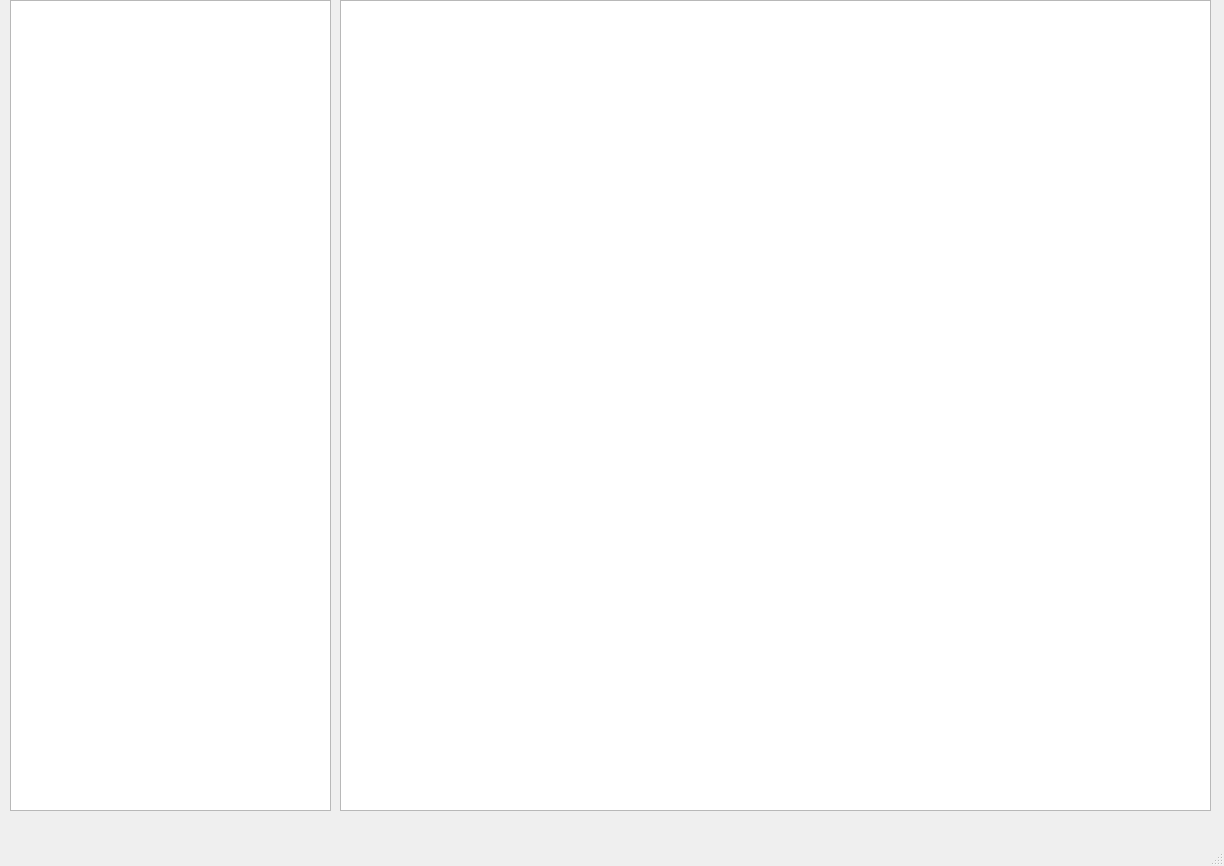
The window that Modan2.ui (jikhanjung/Modan2) describes before a commit, drawn with Qt 5.
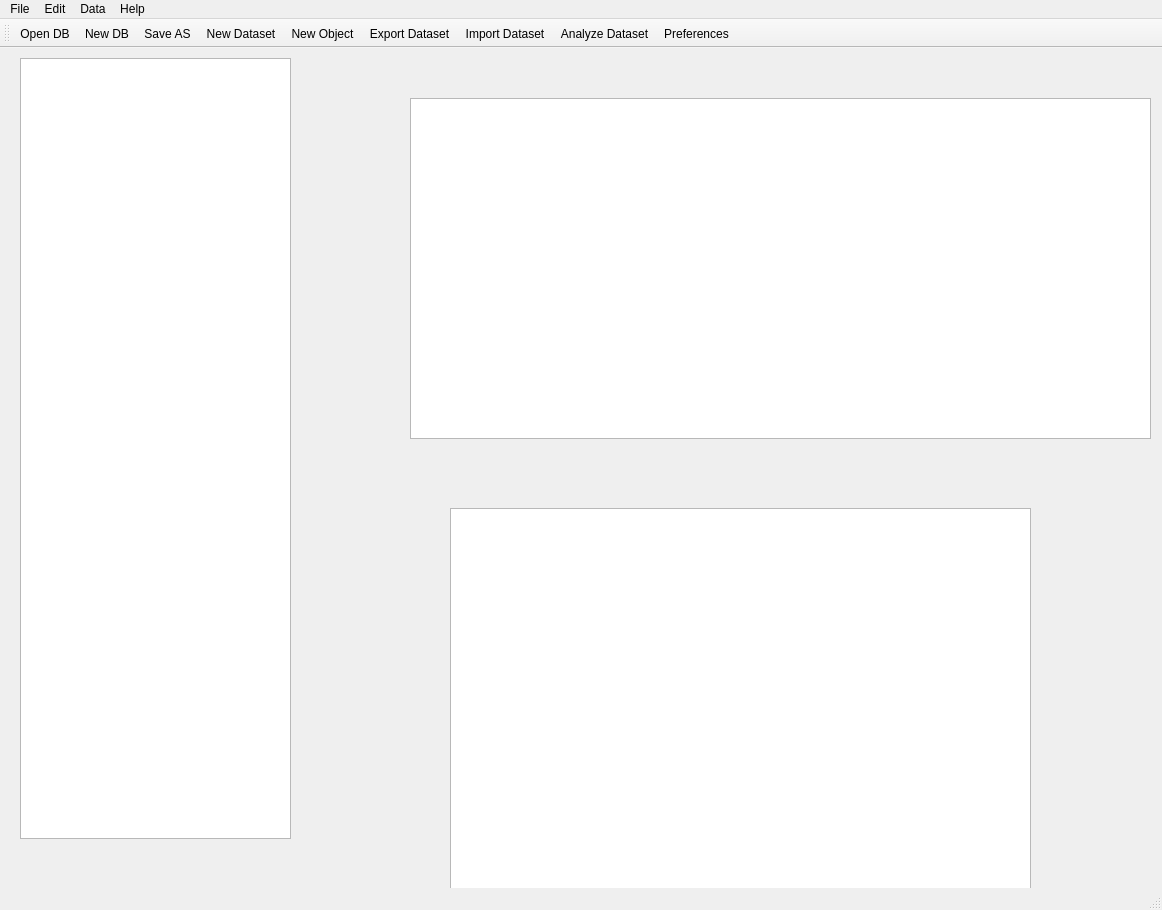
The same window after the commit. Icons and pictures are not drawn.

Commit message: dataset and object info halfway done

The edit to the form file:
```diff
--- a/Modan2.ui
+++ b/Modan2.ui
@@ -6,8 +6,8 @@
    <rect>
     <x>0</x>
     <y>0</y>
-    <width>1224</width>
-    <height>866</height>
+    <width>1162</width>
+    <height>910</height>
    </rect>
   </property>
   <property name="windowTitle">
@@ -17,20 +17,30 @@
    <widget class="QTreeView" name="treeView">
     <property name="geometry">
      <rect>
-      <x>10</x>
-      <y>0</y>
-      <width>321</width>
-      <height>811</height>
+      <x>20</x>
+      <y>10</y>
+      <width>271</width>
+      <height>781</height>
      </rect>
     </property>
    </widget>
    <widget class="QTableView" name="tableView">
     <property name="geometry">
      <rect>
-      <x>340</x>
-      <y>0</y>
-      <width>871</width>
-      <height>811</height>
+      <x>410</x>
+      <y>50</y>
+      <width>741</width>
+      <height>341</height>
+     </rect>
+    </property>
+   </widget>
+   <widget class="QTableWidget" name="tableWidget">
+    <property name="geometry">
+     <rect>
+      <x>450</x>
+      <y>460</y>
+      <width>581</width>
+      <height>391</height>
      </rect>
     </property>
    </widget>
@@ -40,12 +50,171 @@
     <rect>
      <x>0</x>
      <y>0</y>
-     <width>1224</width>
+     <width>1162</width>
      <height>26</height>
     </rect>
    </property>
+   <widget class="QMenu" name="menuFile">
+    <property name="title">
+     <string>File</string>
+    </property>
+    <addaction name="action_open_db"/>
+    <addaction name="action_new_db"/>
+    <addaction name="action_save_as"/>
+    <addaction name="separator"/>
+   </widget>
+   <widget class="QMenu" name="menuHelp">
+    <property name="title">
+     <string>Help</string>
+    </property>
+    <addaction name="action_about"/>
+   </widget>
+   <widget class="QMenu" name="menuEdit">
+    <property name="title">
+     <string>Edit</string>
+    </property>
+    <addaction name="action_preferences"/>
+   </widget>
+   <widget class="QMenu" name="menuData">
+    <property name="title">
+     <string>Data</string>
+    </property>
+    <addaction name="action_new_dataset"/>
+    <addaction name="action_new_object"/>
+    <addaction name="separator"/>
+    <addaction name="action_analyze_dataset"/>
+    <addaction name="separator"/>
+    <addaction name="action_import_dataset"/>
+    <addaction name="action_export_dataset"/>
+   </widget>
+   <addaction name="menuFile"/>
+   <addaction name="menuEdit"/>
+   <addaction name="menuData"/>
+   <addaction name="menuHelp"/>
   </widget>
   <widget class="QStatusBar" name="statusbar"/>
+  <widget class="QToolBar" name="toolBar">
+   <property name="windowTitle">
+    <string>toolBar</string>
+   </property>
+   <attribute name="toolBarArea">
+    <enum>TopToolBarArea</enum>
+   </attribute>
+   <attribute name="toolBarBreak">
+    <bool>false</bool>
+   </attribute>
+   <addaction name="action_open_db"/>
+   <addaction name="action_new_db"/>
+   <addaction name="action_save_as"/>
+   <addaction name="action_new_dataset"/>
+   <addaction name="action_new_object"/>
+   <addaction name="action_export_dataset"/>
+   <addaction name="action_import_dataset"/>
+   <addaction name="action_analyze_dataset"/>
+   <addaction name="action_preferences"/>
+  </widget>
+  <action name="action_open_db">
+   <property name="icon">
+    <iconset>
+     <normaloff>icon/open.png</normaloff>icon/open.png</iconset>
+   </property>
+   <property name="text">
+    <string>Open DB</string>
+   </property>
+  </action>
+  <action name="action_save_as">
+   <property name="icon">
+    <iconset>
+     <normaloff>icon/saveas.png</normaloff>icon/saveas.png</iconset>
+   </property>
+   <property name="text">
+    <string>Save AS</string>
+   </property>
+  </action>
+  <action name="action_new_db">
+   <property name="icon">
+    <iconset>
+     <normaloff>icon/newdb.png</normaloff>icon/newdb.png</iconset>
+   </property>
+   <property name="text">
+    <string>New DB</string>
+   </property>
+  </action>
+  <action name="action_new_dataset">
+   <property name="icon">
+    <iconset>
+     <normaloff>icon/newdataset.png</normaloff>icon/newdataset.png</iconset>
+   </property>
+   <property name="text">
+    <string>New Dataset</string>
+   </property>
+  </action>
+  <action name="action_new_object">
+   <property name="icon">
+    <iconset>
+     <normaloff>icon/newobject.png</normaloff>icon/newobject.png</iconset>
+   </property>
+   <property name="text">
+    <string>New Object</string>
+   </property>
+  </action>
+  <action name="action_export_dataset">
+   <property name="icon">
+    <iconset>
+     <normaloff>icon/export.png</normaloff>icon/export.png</iconset>
+   </property>
+   <property name="text">
+    <string>Export Dataset</string>
+   </property>
+   <property name="toolTip">
+    <string>Export Dataset</string>
+   </property>
+  </action>
+  <action name="action_import_dataset">
+   <property name="icon">
+    <iconset>
+     <normaloff>icon/import.png</normaloff>icon/import.png</iconset>
+   </property>
+   <property name="text">
+    <string>Import Dataset</string>
+   </property>
+   <property name="toolTip">
+    <string>Import Dataset</string>
+   </property>
+  </action>
+  <action name="action_analyze_dataset">
+   <property name="icon">
+    <iconset>
+     <normaloff>icon/analyze.png</normaloff>icon/analyze.png</iconset>
+   </property>
+   <property name="text">
+    <string>Analyze Dataset</string>
+   </property>
+   <property name="toolTip">
+    <string>Analyze Dataset</string>
+   </property>
+  </action>
+  <action name="action_preferences">
+   <property name="icon">
+    <iconset>
+     <normaloff>icon/preferences.png</normaloff>icon/preferences.png</iconset>
+   </property>
+   <property name="text">
+    <string>Preferences</string>
+   </property>
+   <property name="toolTip">
+    <string>Preferences</string>
+   </property>
+  </action>
+  <action name="action_about">
+   <property name="icon">
+    <iconset>
+     <normaloff>icon/about.png</normaloff>icon/about.png</iconset>
+   </property>
+   <property name="text">
+    <string>About</string>
+   </property>
+  </action>
  </widget>
  <resources/>
  <connections/>
```
Left out of the diff: 3 changed lines with no effect on the pictures. The commit also changes 7 other files.
